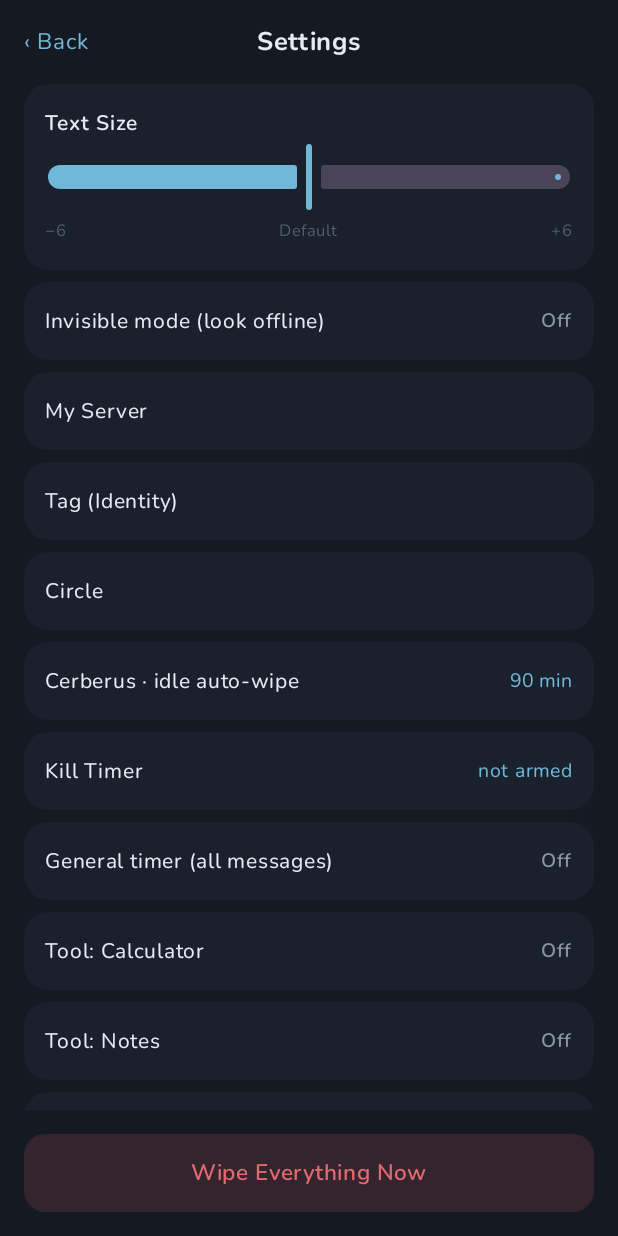
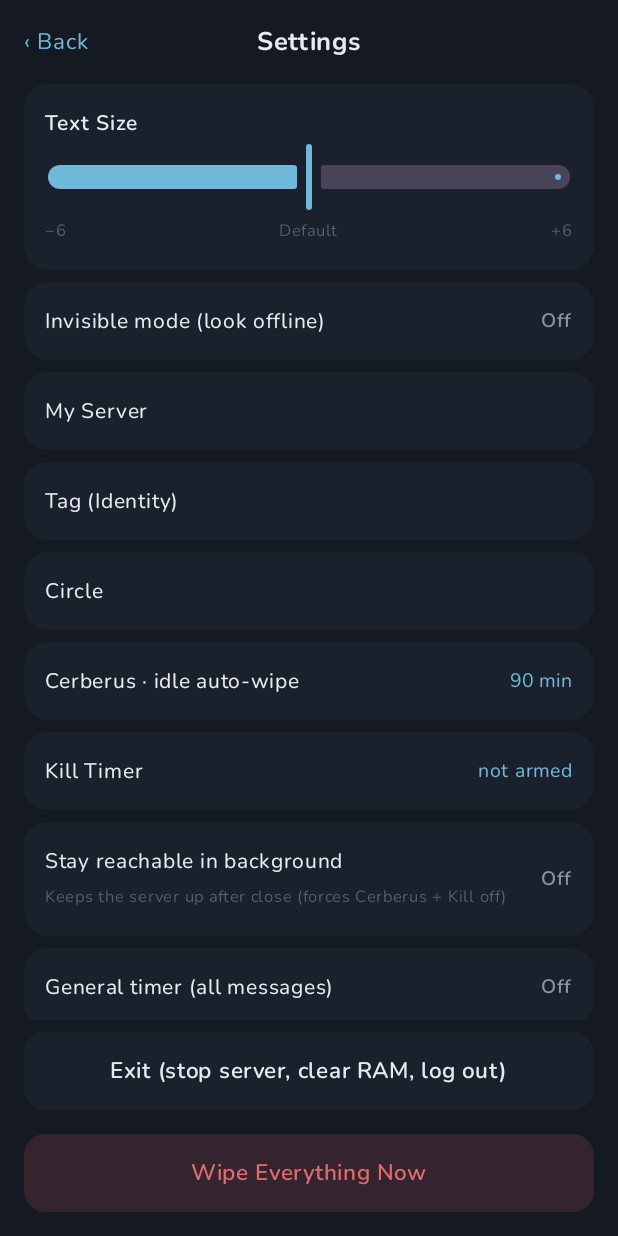
Before and after one commit to heyayus449-hash/cm-chatapk, an Android app built with Jetpack Compose: the composable SettingsScreen shown on its own in the app's theme, on a phone screen of 412 x 824 dp. Run offline under Robolectric (Android 15) with nearby library versions, the phone set to English and light mode, and no system bars.

Commit message:
Presence/lifecycle: start invisible, missed messages, stay-reachable, lock-on-bg
- Start INVISIBLE every login; Online/Invisible toggle in Circle header
- No online indicator on friends (removed peer status dot/word); last-seen only
- Invisible keeps the server UP; incoming held as 'missed' (orange dot, hidden
  behind 'Change status to Online' prompt); going Online reveals them as italic
  red 'Missed Message' and starts their self-timers
- Stay reachable in background (default OFF): keeps server after close, forces
  Cerberus + Kill off
- Exit action (stop server, clear RAM, log out)
- Lock on background (onStop) wipes vault-unlock material unless stay-reachable;
  minimised stays online + Cerberus counting; swipe = offline + clear RAM

Co-Authored-By: Claude Opus 4.8 <noreply@anthropic.com>
Claude-Session: https://claude.ai/code/session_016moR4EKHypB68DbnU8XKqr

```diff
--- a/app/src/main/java/org/cmchat/app/chat/ChatModels.kt
+++ b/app/src/main/java/org/cmchat/app/chat/ChatModels.kt
@@ -39,6 +39,8 @@ data class ChatMessage(
     val createdAt: Long = System.currentTimeMillis(),
     val seenAt: Long? = null,
     val system: Boolean = false,
+    /** Arrived while Invisible: shown as a red italic "Missed Message" once Online. */
+    val missed: Boolean = false,
 )
 
 /**
--- a/app/src/main/java/org/cmchat/app/settings/AppSettings.kt
+++ b/app/src/main/java/org/cmchat/app/settings/AppSettings.kt
@@ -38,6 +38,13 @@ object AppSettings {
     val showBuzzSenderName = MutableStateFlow(false)
 
     /**
+     * Keep the FULL server running after the app is closed, until the user taps
+     * Exit. Default OFF. When ON it also forces Cerberus OFF and the Kill Timer
+     * OFF (so they can't wipe while you're deliberately staying reachable).
+     */
+    val stayReachable = MutableStateFlow(false)
+
+    /**
      * App context for posting notifications from background (buzz listener).
      * Application context only — never an Activity — so it cannot leak a window.
      */
--- a/app/src/main/java/org/cmchat/app/transport/MessageService.kt
+++ b/app/src/main/java/org/cmchat/app/transport/MessageService.kt
@@ -259,7 +259,10 @@ object MessageService {
                     Messages.json.decodeFromString(TextPayload.serializer(), String(body))
                 }.getOrNull() ?: return
                 // No delivery/read receipt is ever sent back (receipts dropped).
-                ChatStore.addTheirs(chatCmId, t.id, t.text, SelfTimer.fromLabel(t.selfTimer))
+                // While Invisible, the message is held as "missed" (orange dot);
+                // the sender learns nothing, and it surfaces once we go Online.
+                val invisible = org.cmchat.app.settings.AppSettings.invisibleMode.value
+                ChatStore.addTheirs(chatCmId, t.id, t.text, SelfTimer.fromLabel(t.selfTimer), missed = invisible)
                 // Generic "Notification" unless that chat is already on screen.
                 if (activeChatCmId != chatCmId) {
                     org.cmchat.app.settings.AppSettings.appContext?.let { ctx ->
--- a/app/src/main/java/org/cmchat/app/ui/screens/SettingsScreen.kt
+++ b/app/src/main/java/org/cmchat/app/ui/screens/SettingsScreen.kt
@@ -24,6 +24,7 @@ fun SettingsScreen(
     onOpenMyId: () -> Unit = {},
     onWipeEverything: () -> Unit = {},
     onOpenDiagnostics: () -> Unit = {},
+    onExit: () -> Unit = {},
 ) {
     var textSize by remember { mutableStateOf(0f) }
     Column(Modifier.fillMaxSize().background(CmBackground)) {
@@ -57,6 +58,7 @@ fun SettingsScreen(
             Setting("Circle")
             Setting("Cerberus · idle auto-wipe", "90 min")
             Setting("Kill Timer", "not armed")
+            StayReachableRow()
             GeneralTimerRow()
             ToolToggle("Tool: Calculator", org.cmchat.app.tools.ToolsState.calcEnabled)
             ToolToggle("Tool: Notes", org.cmchat.app.tools.ToolsState.notesEnabled)
@@ -75,12 +77,42 @@ fun SettingsScreen(
             Spacer(Modifier.height(4.dp))
         }
 
+        Box(Modifier.fillMaxWidth().padding(start = 16.dp, end = 16.dp, top = 8.dp)
+            .clip(RoundedCornerShape(14.dp)).background(CmCard).clickable { onExit() }.padding(14.dp),
+            contentAlignment = Alignment.Center) {
+            Text("Exit (stop server, clear RAM, log out)", color = CmText, fontFamily = Nunito,
+                fontSize = 15.sp, fontWeight = FontWeight.SemiBold)
+        }
         Box(Modifier.fillMaxWidth().padding(16.dp).clip(RoundedCornerShape(14.dp))
             .background(CmRed.copy(alpha = 0.15f)).clickable { onWipeEverything() }.padding(14.dp),
             contentAlignment = Alignment.Center) {
             Text("Wipe Everything Now", color = CmRed, fontFamily = Nunito,
                 fontSize = 15.sp, fontWeight = FontWeight.SemiBold)
         }
+    }
+}
+
+@Composable
+private fun StayReachableRow() {
+    val on by org.cmchat.app.settings.AppSettings.stayReachable.collectAsState()
+    Row(Modifier.fillMaxWidth().clip(RoundedCornerShape(16.dp)).background(CmCard)
+        .clickable {
+            val now = !on
+            org.cmchat.app.settings.AppSettings.stayReachable.value = now
+            if (now) {
+                // Staying reachable forces the auto-wipers off.
+                org.cmchat.app.guard.GuardController.setCerberusArmed(false)
+                org.cmchat.app.guard.GuardController.cancelKillTimer()
+            }
+        }
+        .padding(14.dp), verticalAlignment = Alignment.CenterVertically) {
+        Column(Modifier.weight(1f)) {
+            Text("Stay reachable in background", color = CmText, fontFamily = Nunito, fontSize = 14.sp)
+            Text("Keeps the server up after close (forces Cerberus + Kill off)",
+                color = CmTextFaint, fontFamily = Nunito, fontSize = 11.sp)
+        }
+        Text(if (on) "On" else "Off", color = if (on) CmGreen else CmTextDim,
+            fontFamily = Nunito, fontSize = 13.sp, fontWeight = FontWeight.SemiBold)
     }
 }
 
```
Also changed, not shown: app/src/main/java/org/cmchat/app/LifecycleController.kt (+30 -0 lines), app/src/main/java/org/cmchat/app/MainActivity.kt (+7 -0 lines), app/src/main/java/org/cmchat/app/chat/ChatStore.kt (+19 -3 lines), app/src/main/java/org/cmchat/app/tor/ServerController.kt (+3 -6 lines), app/src/main/java/org/cmchat/app/ui/AppNav.kt (+25 -10 lines), app/src/main/java/org/cmchat/app/ui/screens/ChatScreen.kt (+23 -9 lines), app/src/main/java/org/cmchat/app/ui/screens/CircleScreen.kt (+24 -5 lines), 1 other file.
